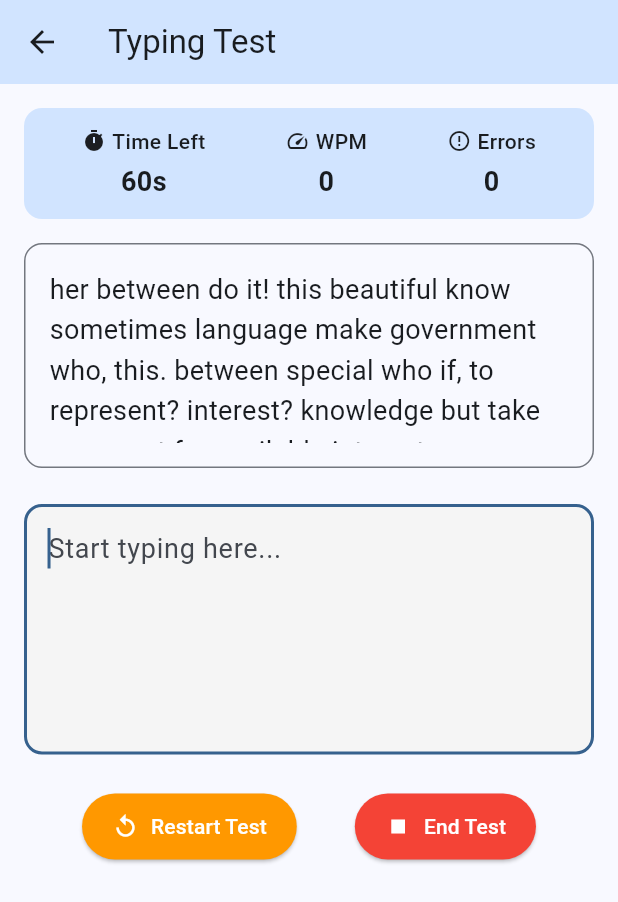
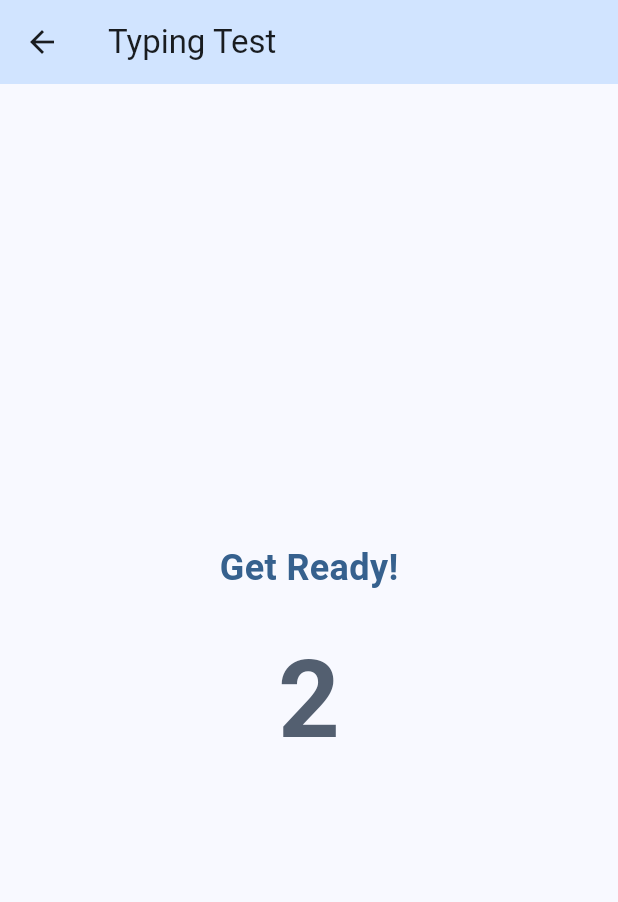
Before and after one commit to AliAkrem/typedojo, a Flutter app: the screen it shows after launch, after a tap on "Start Typing Test", on a phone screen of 412 x 824 dp. Shown: the top 902 px of the screen. Run offline on Flutter 3.47's test engine with Material 3 defaults, Android fonts, the phone set to English and light mode, and no system bars; our stand-ins replace shared_preferences.

Commit message:
fix: fix count down timer error

```diff
--- a/lib/screens/typing_test_screen.dart
+++ b/lib/screens/typing_test_screen.dart
@@ -1,3 +1,5 @@
+import 'dart:async';
+
 import 'package:flutter/material.dart';
 import 'package:provider/provider.dart';
 import 'package:typedojo/models/settings_model.dart';
@@ -15,6 +17,9 @@ class _TypingTestScreenState extends State<TypingTestScreen> {
   final TextEditingController _textController = TextEditingController();
   late TypingTestService _testService;
   bool _isInitialized = false;
+  bool _isCountdown = true;
+  int _countdownValue = 3;
+  late Timer _countdownTimer;
 
   @override
   void initState() {
@@ -30,6 +35,9 @@ class _TypingTestScreenState extends State<TypingTestScreen> {
     if (_testService.isTestActive) {
       _testService.endTest();
     }
+        if (_isCountdown) {
+      _countdownTimer.cancel();
+    }
     super.dispose();
   }
 
@@ -39,15 +47,47 @@ class _TypingTestScreenState extends State<TypingTestScreen> {
     await _testService.initialize(settings);
     _testService.resetTest();
 
+    // Start countdown
+    _startCountdown();
+
     setState(() {
       _isInitialized = true;
+    });
+  }
+
+  void _startCountdown() {
+    _countdownTimer = Timer.periodic(const Duration(seconds: 1), (timer) {
+      setState(() {
+        _countdownValue--;
+        if (_countdownValue <= 0) {
+          _isCountdown = false;
+          _countdownTimer.cancel();
+          _textController.clear();
+        }
+      });
     });
   }
 
   void _startTest() {
     final settings = Provider.of<SettingsModel>(context, listen: false);
     _textController.clear();
+    // Only reset and start the timer here
+    _testService.resetTest();
     _testService.startTest(settings.durationInSeconds);
+    _testService.addListener(_checkTimeUp);
+  }
+
+  void _checkTimeUp() {
+    if (_testService.timeRemaining <= 0 && !_testService.isTestActive) {
+      // Remove listener to prevent multiple navigations
+      _testService.removeListener(_checkTimeUp);
+      // Navigate with a slight delay to allow state to update
+      Future.delayed(const Duration(milliseconds: 100), () {
+        if (mounted) {
+          _navigateToResults();
+        }
+      });
+    }
   }
 
   @override
@@ -61,6 +101,8 @@ class _TypingTestScreenState extends State<TypingTestScreen> {
       ),
       body: !_isInitialized
           ? const Center(child: CircularProgressIndicator())
+          : _isCountdown
+              ? _buildCountdown()
               : Consumer<TypingTestService>(
                   builder: (context, testService, child) {
                     return Padding(
@@ -97,11 +139,12 @@ class _TypingTestScreenState extends State<TypingTestScreen> {
                             ),
                             maxLines: 5,
                             onChanged: (value) {
+                              // If this is the first input and test isn't active, start it
+                              if (value.isNotEmpty && !testService.isTestActive) {
+                                _startTest();
+                              }
+
                               testService.updateUserInput(value);
-
-                          if (testService.timeRemaining <= 0) {
-                            _navigateToResults();
-                          }
                             },
                             autofocus: true,
                           ),
@@ -233,12 +276,18 @@ class _TypingTestScreenState extends State<TypingTestScreen> {
     List<TextSpan> spans = [];
 
     final List<String> targetWords = textToType.split(' ');
-    final List<String> typedWords = userInput.split(' ');
+    List<String> typedWords = userInput.split(' ');
+
+    // Handle the case when user has just typed a space (creating a new empty word at the end)
+    if (userInput.endsWith(' ')) {
+      // Add empty string to properly track current position
+      typedWords.add('');
+    }
 
     for (int i = 0; i < targetWords.length; i++) {
-      if (i < typedWords.length) {
-        // Word has been typed
-        final bool isCorrect = targetWords[i] == typedWords[i];
+      if (i < typedWords.length - 1 || (userInput.endsWith(' ') && i == typedWords.length - 2)) {
+        // Words already fully typed (completed by space)
+        final bool isCorrect = i < typedWords.length && targetWords[i] == typedWords[i];
         spans.add(
           TextSpan(
             text: '${targetWords[i]} ',
@@ -248,8 +297,27 @@ class _TypingTestScreenState extends State<TypingTestScreen> {
             ),
           ),
         );
-      } else if (i == typedWords.length) {
-        // Current word to type
+      } else if (i == typedWords.length - 1 && !userInput.endsWith(' ')) {
+        // Current word being typed (not completed with space yet)
+        String currentWord = typedWords[i];
+        String targetWord = targetWords[i];
+
+        // Check if the current typed characters match so far
+        bool isCurrentCorrect = targetWord.startsWith(currentWord);
+
+        spans.add(
+          TextSpan(
+            text: '${targetWords[i]} ',
+            style: TextStyle(
+              color: isCurrentCorrect ? Colors.green : Colors.red,
+              fontWeight: FontWeight.bold,
+              decoration: TextDecoration.underline,
+              decorationThickness: 2,
+            ),
+          ),
+        );
+      } else if (i == typedWords.length - 1 && userInput.endsWith(' ')) {
+        // Next word to type (after space)
         spans.add(
           TextSpan(
             text: '${targetWords[i]} ',
@@ -281,6 +349,33 @@ class _TypingTestScreenState extends State<TypingTestScreen> {
     );
   }
 
+  Widget _buildCountdown() {
+    return Center(
+      child: Column(
+        mainAxisAlignment: MainAxisAlignment.center,
+        children: [
+          Text(
+            'Get Ready!',
+            style: TextStyle(
+              fontSize: 24,
+              fontWeight: FontWeight.bold,
+              color: Theme.of(context).colorScheme.primary,
+            ),
+          ),
+          const SizedBox(height: 20),
+          Text(
+            '$_countdownValue',
+            style: TextStyle(
+              fontSize: 72,
+              fontWeight: FontWeight.bold,
+              color: Theme.of(context).colorScheme.secondary,
+            ),
+          ),
+        ],
+      ),
+    );
+  }
+
   void _navigateToResults() {
     Navigator.pushReplacement(
       context,
--- a/pubspec.yaml
+++ b/pubspec.yaml
@@ -35,6 +35,8 @@ dependencies:
   # The following adds the Cupertino Icons font to your application.
   # Use with the CupertinoIcons class for iOS style icons.
   cupertino_icons: ^1.0.6
+  provider: ^6.1.4
+  shared_preferences: ^2.3.3
 
 dev_dependencies:
   flutter_test:
```
Also changed, not shown: lib/models/typing_test_service.dart (+12 -7 lines), pubspec.lock, 1 other file. Lines whose indentation alone changed are shown as unchanged.
